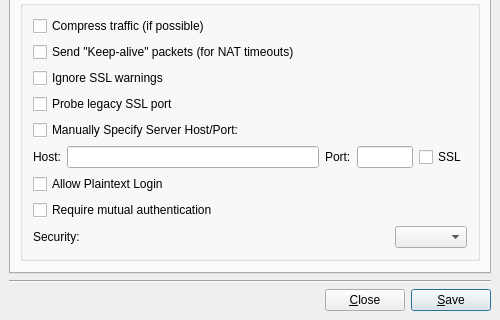
First picture: the form in src/accountmodify.ui, repository mblsha/psi, before the edit; both pictures show x 0 to 500 and y 149 to 469 of the 500 by 469 pixel window.
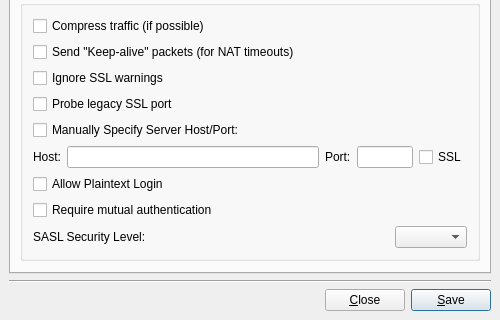
Second picture: the form after the edit. The open tabs and pages were chosen to show the change. Custom widgets are drawn as their Qt base class.

Commit message: Changed 'Security' setting to 'SASL Security Level'.

What changed in the file:
```diff
--- a/src/accountmodify.ui
+++ b/src/accountmodify.ui
@@ -684,7 +684,7 @@
             <item>
       <widget class="QLabel" name="lb_security_level" >
        <property name="text" >
-        <string>Security:</string>
+        <string>SASL Security Level:</string>
        </property>
       </widget>
      </item>
```
